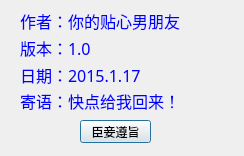
Before: the Qt Designer form info.ui in gymmer/LOVEU, drawn with Qt 5.
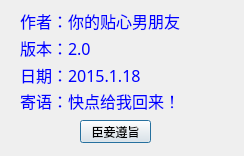
After: the same form once the commit is applied.

What changed in the file:
```diff
--- a/info.ui
+++ b/info.ui
@@ -157,7 +157,7 @@
        </font>
       </property>
       <property name="text">
-       <string>版本：1.0</string>
+       <string>版本：2.0</string>
       </property>
      </widget>
     </item>
@@ -207,7 +207,7 @@
        </font>
       </property>
       <property name="text">
-       <string>日期：2015.1.17</string>
+       <string>日期：2015.1.18</string>
       </property>
      </widget>
     </item>
```
